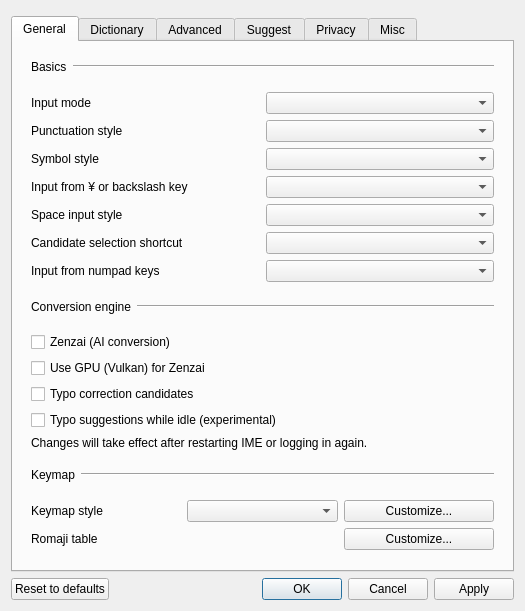
Above: src/gui/config_dialog/config_dialog.ui from unok/mozc before the change. Below: the same form after it.
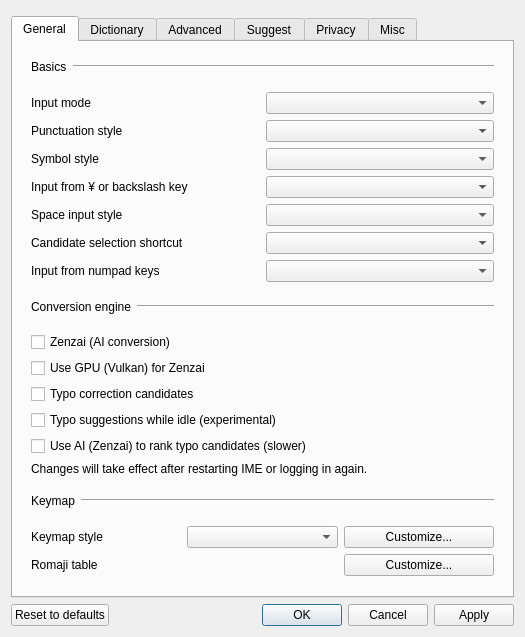
That is the form after the change. Custom widgets are drawn as their Qt base class.

Commit message: feat: optional AI ranking for typo candidates (Zenzai second pass)

What changed in the file:
```diff
--- a/src/gui/config_dialog/config_dialog.ui
+++ b/src/gui/config_dialog/config_dialog.ui
@@ -284,6 +284,13 @@
                  </property>
                 </widget>
                </item>
+               <item>
+                <widget class="QCheckBox" name="typoCorrectionUseAiCheckBox">
+                 <property name="text">
+                  <string>Use AI (Zenzai) to rank typo candidates (slower)</string>
+                 </property>
+                </widget>
+               </item>
                <item>
                 <widget class="QLabel" name="zenzaiEnabledMessage">
                  <property name="text">
```
Left out of the diff: 1 changed line with no effect on the pictures. The commit also changes 4 other files.
